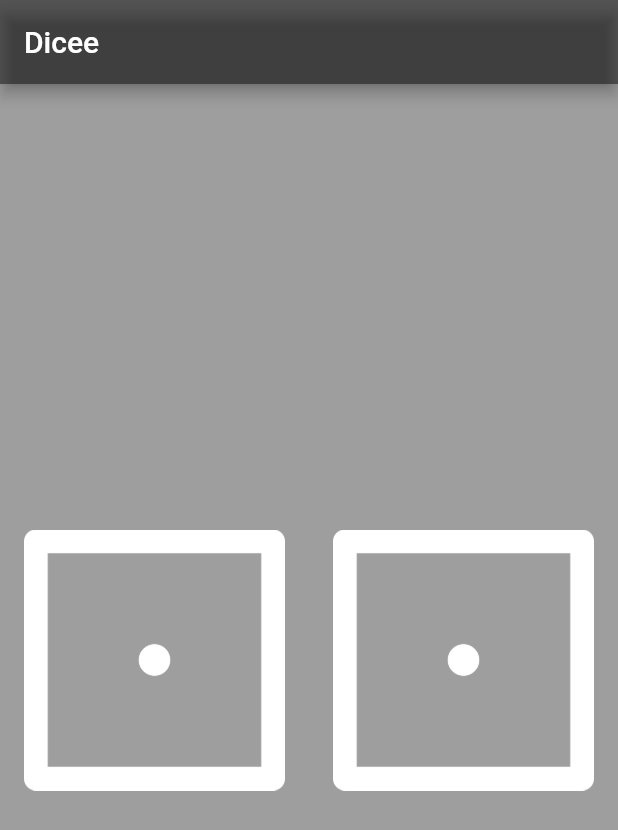
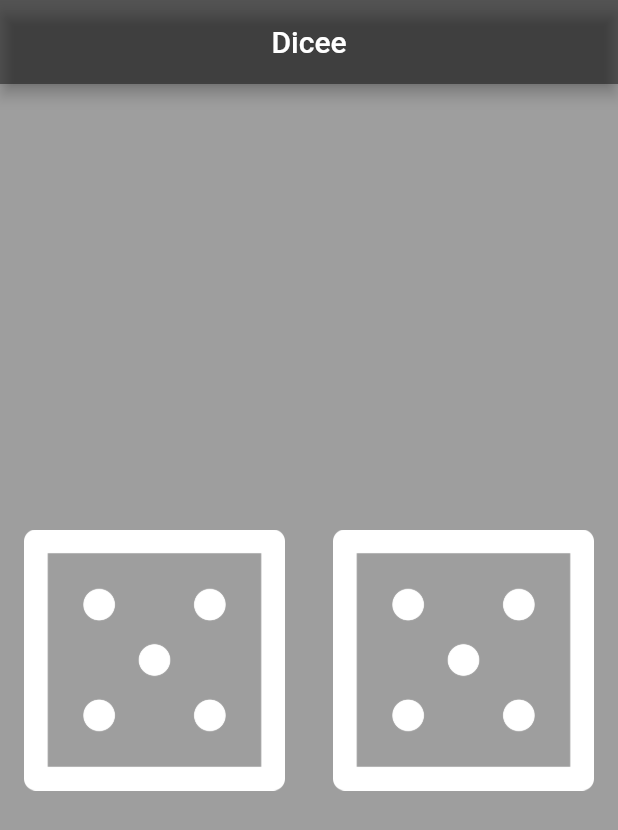
Before and after one commit to adesiyan-ifedayo/Flutter-Starter-Project, a Flutter app: the screen it shows after launch, on a phone screen of 412 x 824 dp. Shown: the top 830 px of the screen. Run offline on Flutter 3.47's test engine with Material 2 defaults, Android fonts, the phone set to English and light mode, and no system bars.

Commit message:
dicee_app_02 - Add app screenshot to images folder

```diff
--- a/dicee_app_02/lib/main.dart
+++ b/dicee_app_02/lib/main.dart
@@ -1,4 +1,5 @@
 import 'package:flutter/material.dart';
+import 'dart:math';
 
 void main() {
   runApp(MyApp());
@@ -12,7 +13,7 @@
       home: Scaffold(
         backgroundColor: Colors.grey,
         appBar: AppBar(
-          title: Text('Dicee'),
+          title: Center(child: Text('Dicee')),
           backgroundColor: Colors.black45,
         ),
         body: DicePage(),
@@ -20,22 +21,41 @@
     );
   }
 }
-class DicePage extends StatelessWidget {
+class DicePage extends StatefulWidget {
+  @override
+  _DicePageState createState() => _DicePageState();
+}
+
+class _DicePageState extends State<DicePage> {
+  int leftDiceNumber = Random().nextInt(6) + 1;
+  int rightDiceNumber = Random().nextInt(6) + 1;
+
+  void changeDiceFace(){
+    setState(() {
+      leftDiceNumber = Random().nextInt(6) + 1;
+      rightDiceNumber = Random().nextInt(6) + 1;
+    });
+  }
+
   @override
   Widget build(BuildContext context) {
     return Center(
       child: Row(
           children: <Widget>[
             Expanded(
-            child: Padding(
-              padding: const EdgeInsets.all(16.0),
-              child: Image.asset('images/dice1.png'),
+              child: FlatButton(
+                onPressed: (){
+                  changeDiceFace();
+                },
+                child: Image.asset('images/dice$leftDiceNumber.png'),
               ),
             ),
             Expanded(
-            child: Padding(
-              padding: const EdgeInsets.all(16.0),
-              child: Image.asset('images/dice1.png'),
+              child: FlatButton(
+                  onPressed: (){
+                    changeDiceFace();
+                  },
+                  child: Image.asset('images/dice$rightDiceNumber.png')
               ),
             ),
           ]
@@ -43,4 +63,3 @@
     );
   }
 }
-//new
```
Also changed, not shown: dicee_app_02/images/Screenshot_1611238881.png (added), 1 other file. Lines whose indentation alone changed are shown as unchanged.
